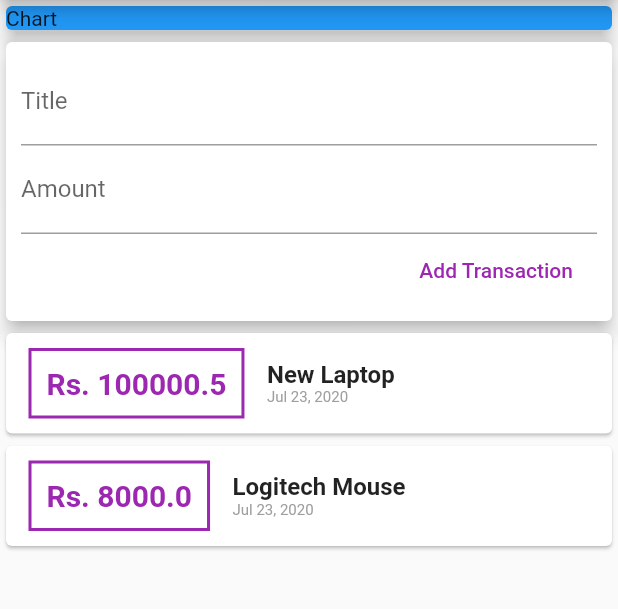
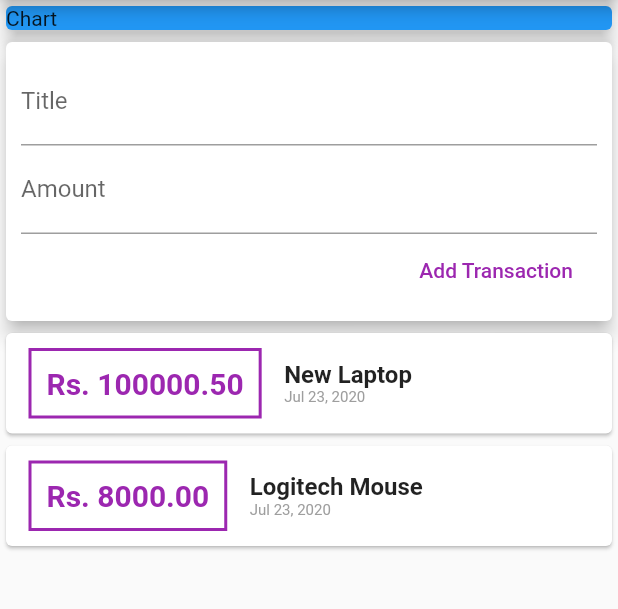
Before and after one commit to absolute-nil/Expense-Tracker, a Flutter app: the screen it shows after launch, after a tap on "Add Transaction", on a phone screen of 412 x 824 dp, the part 84-693 px from its top. Run offline on Flutter 3.47's test engine with Material 2 defaults, Android fonts, the phone set to English and light mode, and no system bars.

```diff
--- a/lib/widgets/new_transaction.dart
+++ b/lib/widgets/new_transaction.dart
@@ -7,6 +7,14 @@ class NewTransaction extends StatelessWidget {
 
   NewTransaction(this.addTransaction);
 
+  void submitTransaction(){
+    final title = titleController.text;
+    final amount = double.parse(amountController.text);
+    if(title.isEmpty || amount <= 0){
+      return;
+    }
+    addTransaction(title, amount);
+  }
   @override
   Widget build(BuildContext context) {
     return Card(
@@ -21,13 +29,13 @@ class NewTransaction extends StatelessWidget {
               controller: titleController,
             ),
             TextField(
+              keyboardType: TextInputType.number,
               decoration: InputDecoration(labelText: 'Amount'),
               controller: amountController,
+              onSubmitted: (value) => this.submitTransaction(),
             ),
             FlatButton(
-              onPressed: () {
-                addTransaction(titleController.text, double.parse(amountController.text));
-              },
+              onPressed: this.submitTransaction,
               child: Text("Add Transaction"),
               textColor: Colors.purple,
             ),
--- a/lib/widgets/transaction_list.dart
+++ b/lib/widgets/transaction_list.dart
@@ -23,7 +23,7 @@ class TransactionList extends StatelessWidget {
                 decoration: BoxDecoration(
                     border: Border.all(color: Colors.purple, width: 2)),
                 child: Text(
-                  'Rs. ${transactions[index].amount}',
+                  'Rs. ${transactions[index].amount.toStringAsFixed(2)}',
                   style: TextStyle(
                       color: Colors.purple,
                       fontSize: 20,
```
